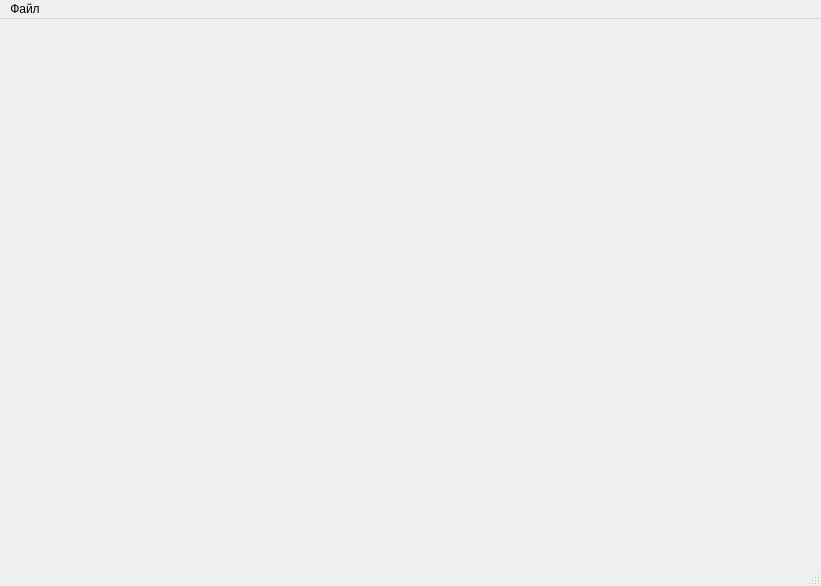
Old version of the form main_window.ui in the repository z-shigaev/bdd_graphs.
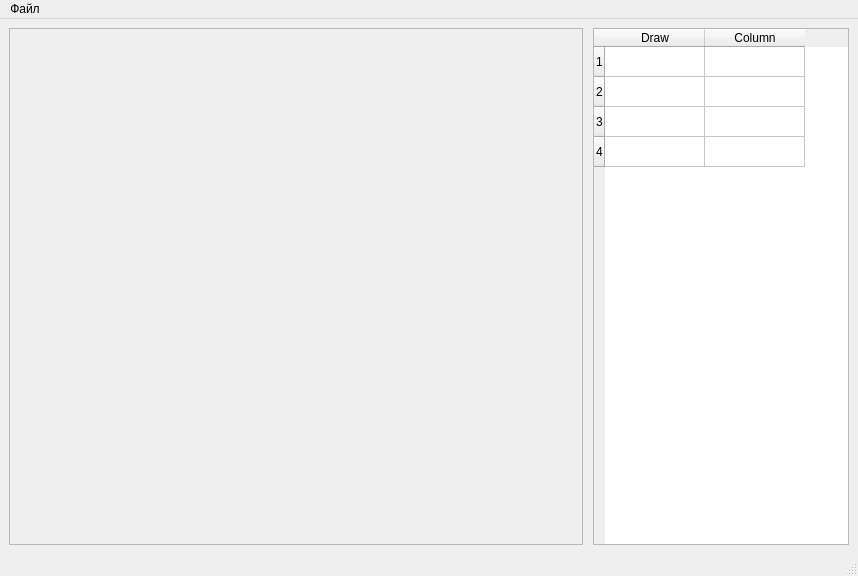
New version of the form.

Commit message: Graphical changes and correction class RawData in data_frame

What changed in the file:
```diff
--- a/main_window.ui
+++ b/main_window.ui
@@ -6,20 +6,76 @@
    <rect>
     <x>0</x>
     <y>0</y>
-    <width>821</width>
-    <height>586</height>
+    <width>858</width>
+    <height>576</height>
    </rect>
   </property>
+  <property name="sizePolicy">
+   <sizepolicy hsizetype="Maximum" vsizetype="Maximum">
+    <horstretch>0</horstretch>
+    <verstretch>0</verstretch>
+   </sizepolicy>
+  </property>
   <property name="windowTitle">
    <string>MainWindow</string>
   </property>
-  <widget class="QWidget" name="centralwidget"/>
+  <widget class="QWidget" name="centralwidget">
+   <layout class="QVBoxLayout" name="verticalLayout">
+    <item>
+     <layout class="QHBoxLayout" name="horizontalLayout">
+      <property name="spacing">
+       <number>10</number>
+      </property>
+      <property name="bottomMargin">
+       <number>0</number>
+      </property>
+      <item>
+       <widget class="QFrame" name="mainFrame">
+        <property name="frameShape">
+         <enum>QFrame::StyledPanel</enum>
+        </property>
+        <property name="frameShadow">
+         <enum>QFrame::Raised</enum>
+        </property>
+       </widget>
+      </item>
+      <item>
+       <widget class="QTableWidget" name="tableLabels">
+        <property name="sizePolicy">
+         <sizepolicy hsizetype="Maximum" vsizetype="Expanding">
+          <horstretch>0</horstretch>
+          <verstretch>0</verstretch>
+         </sizepolicy>
+        </property>
+        <property name="rowCount">
+         <number>4</number>
+        </property>
+        <row/>
+        <row/>
+        <row/>
+        <row/>
+        <column>
+         <property name="text">
+          <string>Draw</string>
+         </property>
+        </column>
+        <column>
+         <property name="text">
+          <string>Column</string>
+         </property>
+        </column>
+       </widget>
+      </item>
+     </layout>
+    </item>
+   </layout>
+  </widget>
   <widget class="QMenuBar" name="menubar">
    <property name="geometry">
     <rect>
      <x>0</x>
      <y>0</y>
-     <width>821</width>
+     <width>858</width>
      <height>21</height>
     </rect>
    </property>
```
The commit also changes 4 other files.
